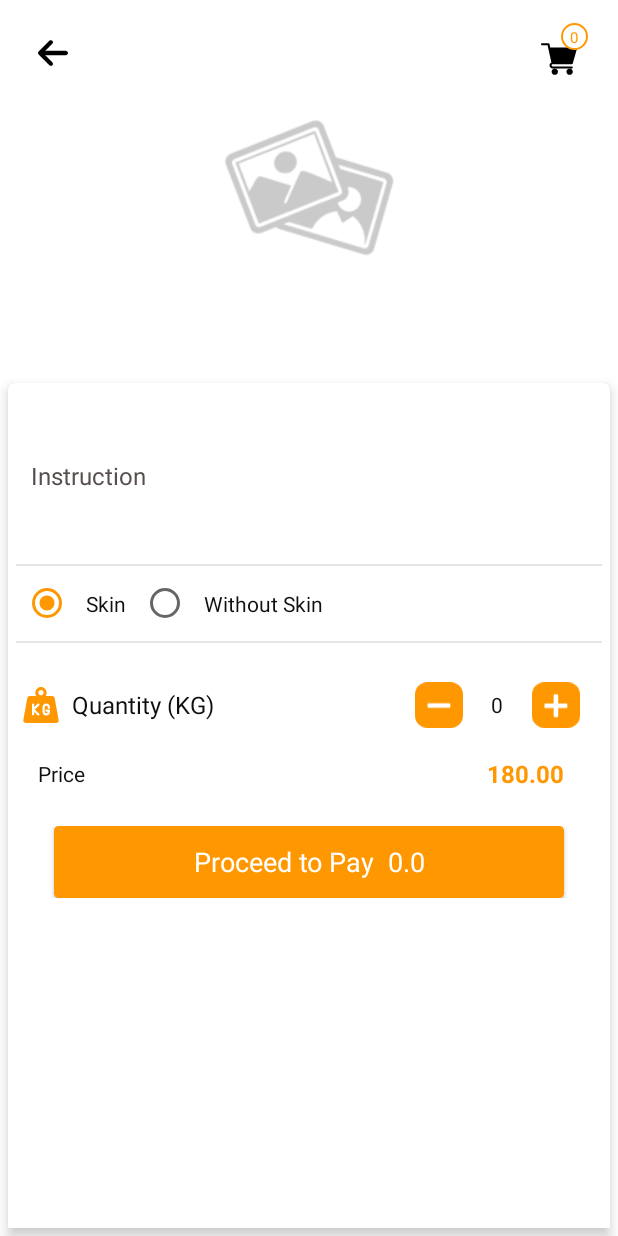
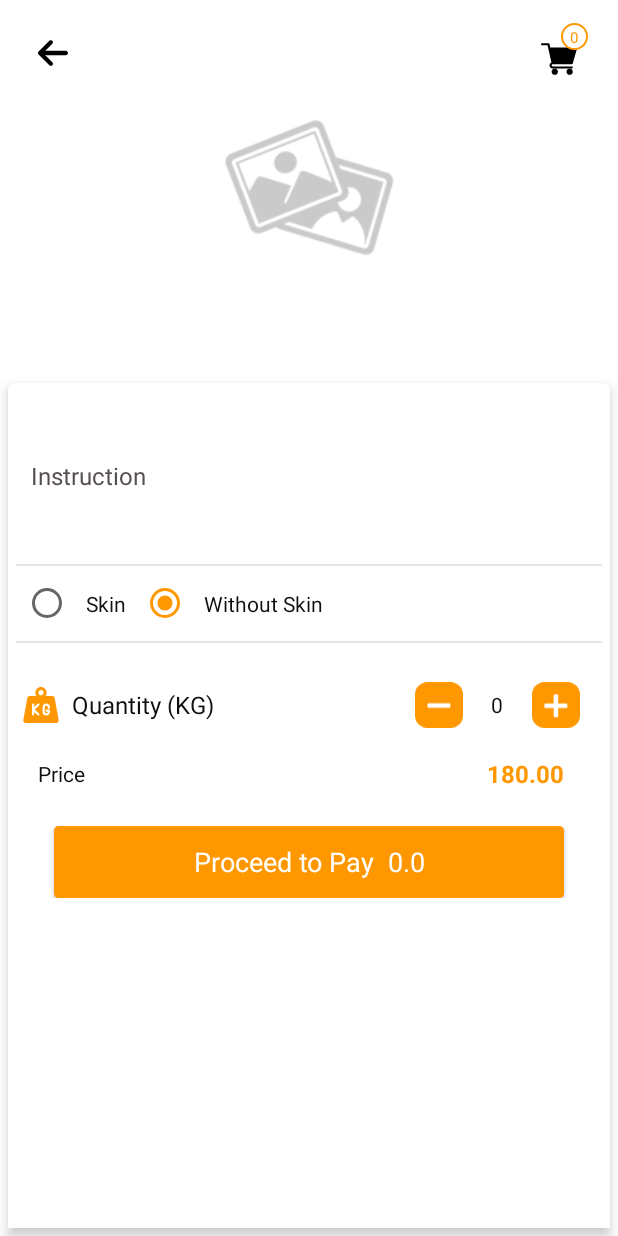
Before and after one commit to NaveenkumarKannan/chops_customer_app, an Android app: the ItemDetailsActivity screen opened directly, with no data from a screen before it, on a phone screen of 412 x 824 dp. Run offline under Robolectric (Android 15) with nearby library versions, the phone set to English and light mode, and no system bars; our stand-ins replace ButterKnife; pictures from the network do not load; Roboto replaces fonts that are not available here; 11 statements that could not run were skipped.

```diff
--- a/app/src/main/java/com/chops/app/activity/ItemDetailsActivity.java
+++ b/app/src/main/java/com/chops/app/activity/ItemDetailsActivity.java
@@ -8,6 +8,8 @@ import android.view.View;
 import android.widget.ArrayAdapter;
 import android.widget.Button;
 import android.widget.ImageView;
+import android.widget.RadioButton;
+import android.widget.RadioGroup;
 import android.widget.TextView;
 
 import androidx.appcompat.app.AlertDialog;
@@ -65,6 +67,14 @@ public class ItemDetailsActivity extends AppCompatActivity {
     @BindView(R.id.imgP)
     ImageView imgP;
 
+    @BindView((R.id.rgSkin))
+    RadioGroup rgSkin;
+    @BindView(R.id.rbTrue)
+    RadioButton rbTrue;
+    @BindView(R.id.rbFalse)
+    RadioButton rbFalse;
+    int skin = 0;
+
     DatabaseHelper helper;
     final int[] count = {0};
     SessionManager sessionManager;
@@ -78,6 +88,26 @@ public class ItemDetailsActivity extends AppCompatActivity {
         produc = (Productlist) getIntent().getSerializableExtra("MyClass");
         sessionManager = new SessionManager(this);
 
+        rgSkin.setOnCheckedChangeListener(new RadioGroup.OnCheckedChangeListener() {
+            @Override
+            public void onCheckedChanged(RadioGroup radioGroup, int i) {
+                switch (i){
+                    case R.id.rbTrue:
+                        skin = 1;
+                        break;
+                    case R.id.rbFalse:
+                        skin = 0;
+                        break;
+                }
+            }
+        });
+        if(produc.getSkin() == 1){
+            rbTrue.setChecked(true);
+            rbFalse.setChecked(false);
+        }else {
+            rbTrue.setChecked(false);
+            rbFalse.setChecked(true);
+        }
         Glide.with(ItemDetailsActivity.this).load(Base_URL + "/" + produc.getImage()).into(imgP);
         txtTitle.setText("" + produc.getName());
         txtDesc.setText("" + produc.getSdesc());
--- a/app/src/main/res/layout/activity_item_details.xml
+++ b/app/src/main/res/layout/activity_item_details.xml
@@ -148,7 +148,7 @@
                 android:layout_marginLeft="10dp">
 
                 <RadioGroup
-                    android:id="@+id/radioGroup"
+                    android:id="@+id/rgSkin"
                     android:layout_width="fill_parent"
                     android:layout_height="wrap_content"
                     android:orientation="horizontal"
@@ -156,7 +156,7 @@
                     android:weightSum="1">
 
                     <RadioButton
-                        android:id="@+id/radioButton"
+                        android:id="@+id/rbTrue"
                         style="@style/Font"
                         android:layout_width="wrap_content"
                         android:layout_height="wrap_content"
@@ -166,7 +166,7 @@
                         android:textColor="@color/colorblack" />
 
                     <RadioButton
-                        android:id="@+id/radioButton2"
+                        android:id="@+id/rbFalse"
                         style="@style/Font"
                         android:layout_width="wrap_content"
                         android:layout_height="wrap_content"
--- a/app/src/main/res/layout/activity_sign_in.xml
+++ b/app/src/main/res/layout/activity_sign_in.xml
@@ -40,7 +40,6 @@
                     android:textColor="@color/colortext"
                     android:textColorHint="@color/colortext"
                     android:hint="@string/firstname" />
-
                 <EditText
                     android:singleLine="true"
                     android:layout_weight="1"
--- a/app/src/main/res/layout/activity_sign_up.xml
+++ b/app/src/main/res/layout/activity_sign_up.xml
@@ -38,6 +38,7 @@
             android:orientation="vertical">
 
             <EditText
+                android:singleLine="true"
                 android:id="@+id/ed_email"
                 android:layout_width="match_parent"
                 android:layout_height="50dp"
@@ -50,6 +51,7 @@
                 android:textColorHint="@color/colortext" />
 
             <EditText
+                android:singleLine="true"
                 android:id="@+id/ed_password"
                 android:layout_width="match_parent"
                 android:layout_height="50dp"
```
Also changed, not shown: app/src/main/java/com/chops/app/fragment/HomeFragment.java (+6 -3 lines), app/src/main/java/com/chops/app/model/Productlist.java (+11 -0 lines), app/src/main/res/mipmap-anydpi-v26/web_hi_res_512.png (deleted), 3 other files.
